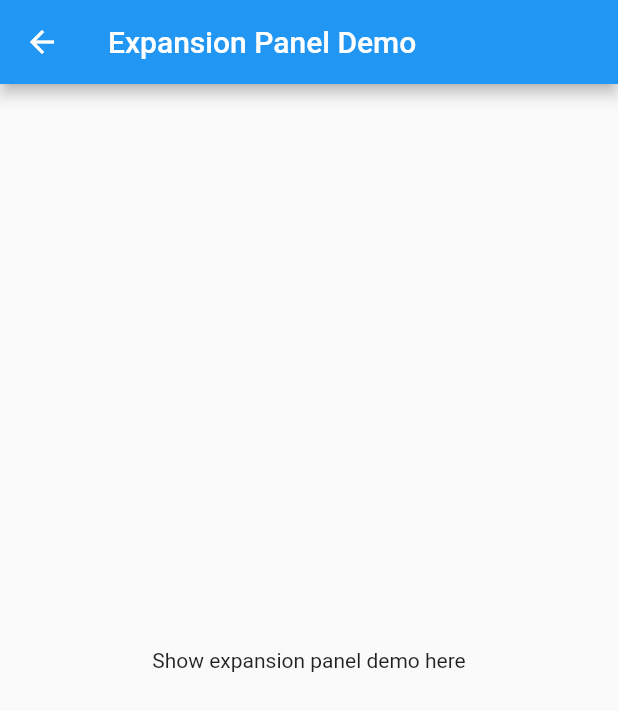
After one commit to prachet-com/flutter_gallary, a Flutter app: the screen it shows after launch, after a tap on "Expansion Panel", on a phone screen of 412 x 824 dp. The commit adds this screen. Shown: the top 711 px of the screen. Run offline on Flutter 3.47's test engine with Material 2 defaults, Android fonts, the phone set to English and light mode, and no system bars.

Commit message:
Expansion panel template code

```diff
--- a/lib/homepage.dart
+++ b/lib/homepage.dart
@@ -1,4 +1,5 @@
 import 'package:flutter/material.dart';
+import 'package:flutter_gallary/layout/expansionPanelDemo.dart';
 import 'package:flutter_gallary/layout/scrollbarDemo.dart';
 
 class HomepageScreen extends StatelessWidget {
@@ -24,6 +25,7 @@ class HomepageScreen extends StatelessWidget {
       body: ListView(
         children: [
           buildTile(context, "Scrollbar", ScrollbarDemo.routeName),
+          buildTile(context, "Expansion Panel", ExpansionPanelDemo.routeName),
           // buildTile("Something else"),
         ],
       ),
--- /dev/null
+++ b/lib/layout/expansionPanelDemo.dart
@@ -0,0 +1,23 @@
+import 'package:flutter/material.dart';
+
+class ExpansionPanelDemo extends StatefulWidget {
+  static final routeName = "/expansion-panel-demo";
+
+  @override
+  _ExpansionPanelDemoState createState() => _ExpansionPanelDemoState();
+}
+
+class _ExpansionPanelDemoState extends State<ExpansionPanelDemo> {
+
+  @override
+  Widget build(BuildContext context) {
+
+    return Scaffold(
+        appBar: AppBar(
+          title: Text('Expansion Panel Demo'),
+        ),
+        body: Center(
+          child: Text('Show expansion panel demo here'),
+      ),);
+  }
+}
--- a/lib/main.dart
+++ b/lib/main.dart
@@ -1,5 +1,6 @@
 import 'package:flutter/material.dart';
 import 'package:flutter_gallary/homepage.dart';
+import 'package:flutter_gallary/layout/expansionPanelDemo.dart';
 import 'package:flutter_gallary/layout/scrollbarDemo.dart';
 
 void main() {
@@ -27,6 +28,7 @@ class MyApp extends StatelessWidget {
       home: HomepageScreen(),
       routes: {
         ScrollbarDemo.routeName: (ctx) => ScrollbarDemo(),
+        ExpansionPanelDemo.routeName: (ctx) => ExpansionPanelDemo()
       },
     );
   }
```
